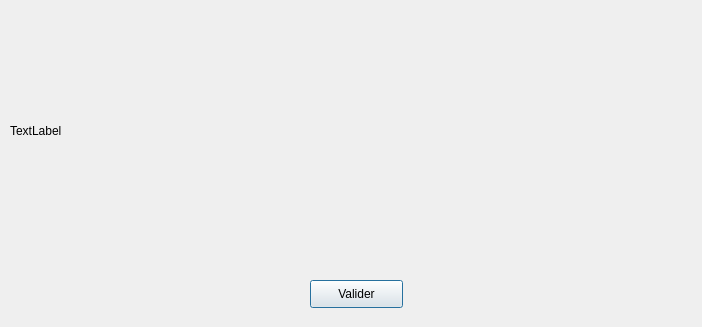
FredBELDA/CodingRulesChecker, file ruledialog.ui: the form before one commit.
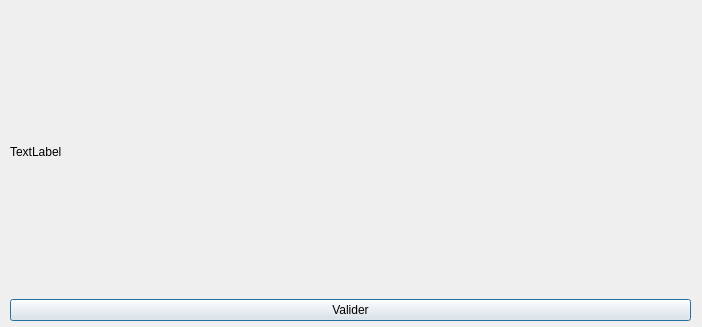
The form after the commit.

Commit message: Add style to project + Manage check rules with ini file

```diff
--- a/ruledialog.ui
+++ b/ruledialog.ui
@@ -13,31 +13,31 @@
   <property name="windowTitle">
    <string>Dialog</string>
   </property>
-  <widget class="QLabel" name="label_Rule">
+  <widget class="QWidget" name="verticalLayoutWidget">
    <property name="geometry">
     <rect>
      <x>10</x>
      <y>10</y>
-     <width>671</width>
-     <height>241</height>
+     <width>681</width>
+     <height>311</height>
     </rect>
    </property>
+   <layout class="QVBoxLayout" name="verticalLayout">
+    <item>
+     <widget class="QLabel" name="label_Rule">
    <property name="text">
     <string>TextLabel</string>
    </property>
   </widget>
+    </item>
+    <item>
   <widget class="QPushButton" name="pushButton_Valider">
-   <property name="geometry">
-    <rect>
-     <x>310</x>
-     <y>280</y>
-     <width>93</width>
-     <height>28</height>
-    </rect>
-   </property>
    <property name="text">
     <string>Valider</string>
    </property>
+     </widget>
+    </item>
+   </layout>
   </widget>
  </widget>
  <resources/>
```
Lines whose indentation alone changed are shown as unchanged. The commit also changes 11 other files.
